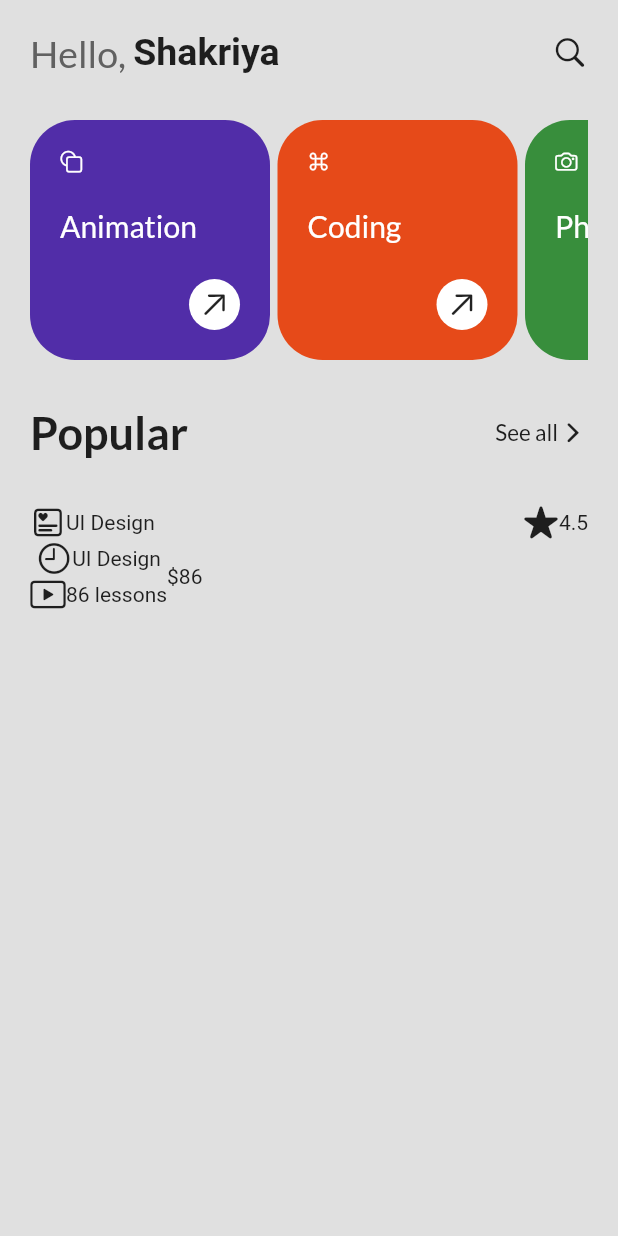
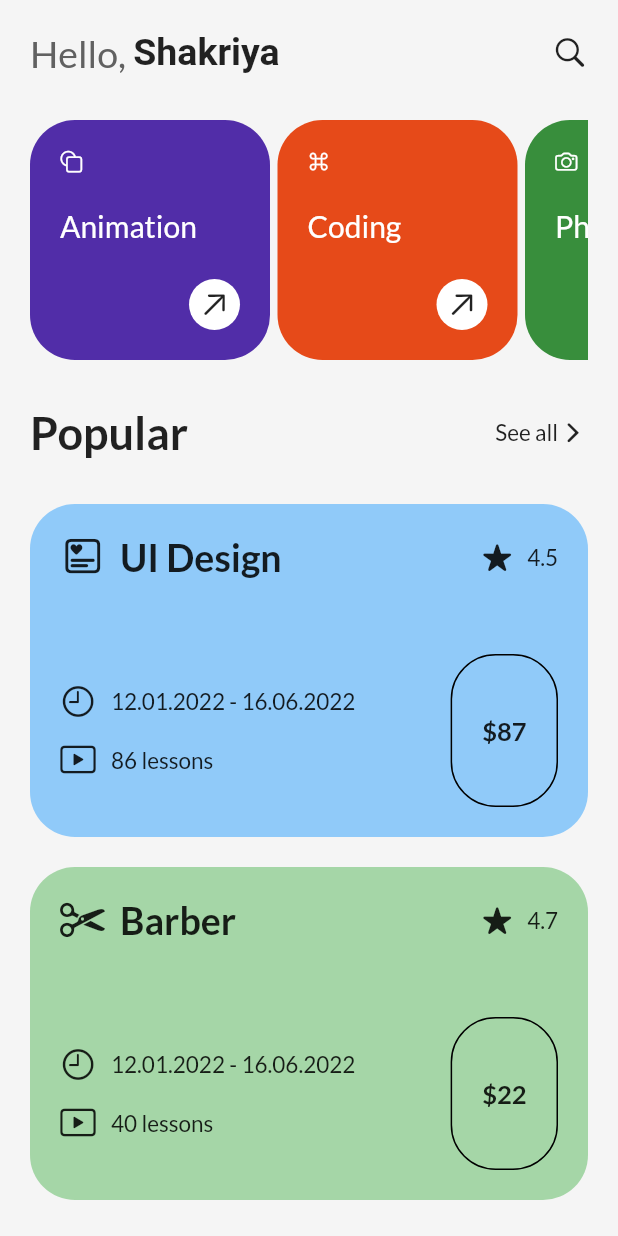
Before and after one commit to ShakriyaPanday/elearning, a Flutter app: the screen it shows after launch, on a phone screen of 412 x 824 dp. Run offline on Flutter 3.47's test engine with Material 2 defaults, Android fonts, the phone set to English and light mode, and no system bars; our stand-ins replace google_fonts; Roboto replaces fonts that are missing (Actor).

Commit message:
Homepage ui completed

```diff
--- a/lib/pages/homepage.dart
+++ b/lib/pages/homepage.dart
@@ -1,5 +1,6 @@
 import 'package:elearning/utils/categories.dart';
 import 'package:elearning/utils/course.dart';
+import 'package:elearning/utils/coursedesign.dart';
 import 'package:elearning/utils/popular.dart';
 import 'package:elearning/utils/profile.dart';
 import 'package:flutter/cupertino.dart';
@@ -13,7 +14,7 @@ class HomePage extends StatelessWidget {
   Widget build(BuildContext context) {
     return SafeArea(
       child: Scaffold(
-        backgroundColor: Colors.grey[300],
+        backgroundColor: Colors.grey[100],
         body: Padding(
           padding: const EdgeInsets.all(20.0),
           child: Column(
@@ -30,7 +31,7 @@ class HomePage extends StatelessWidget {
               SizedBox(
                 height: 30,
               ),
-              CourseView(),
+              CourseTile(),
             ],
           ),
         ),
--- a/lib/utils/course.dart
+++ b/lib/utils/course.dart
@@ -1,12 +1,32 @@
 import 'package:flutter/cupertino.dart';
 import 'package:flutter/material.dart';
+import 'package:google_fonts/google_fonts.dart';
 
 class CourseView extends StatelessWidget {
-  const CourseView({super.key});
+  final String courseName;
+  final double star;
+  final String time;
+  final int lesson;
+  final int price;
+  final Color backColor;
+  final IconData iconName;
+
+  const CourseView(
+      {super.key,
+      required this.courseName,
+      required this.star,
+      required this.time,
+      required this.lesson,
+      required this.price,
+      required this.backColor,
+      required this.iconName});
 
   @override
   Widget build(BuildContext context) {
     return Container(
+      padding: EdgeInsets.all(20),
+      decoration: BoxDecoration(
+          color: backColor, borderRadius: BorderRadius.circular(30)),
       child: Column(
         children: [
           Row(
@@ -14,32 +34,85 @@ class CourseView extends StatelessWidget {
             children: [
               Row(
                 children: [
-                  Icon(CupertinoIcons.square_favorites_alt),
-                  Text("UI Design")
+                  Icon(
+                    iconName,
+                    size: 30,
+                  ),
+                  SizedBox(
+                    width: 10,
+                  ),
+                  Text(
+                    courseName,
+                    style: GoogleFonts.lato(
+                        fontSize: 25, fontWeight: FontWeight.bold),
+                  )
                 ],
               ),
               Row(
-                children: [Icon(CupertinoIcons.star_fill), Text("4.5")],
+                children: [
+                  Icon(
+                    CupertinoIcons.star_fill,
+                    size: 20,
+                  ),
+                  SizedBox(
+                    width: 10,
+                  ),
+                  Text(
+                    star.toString(),
+                    style: GoogleFonts.lato(fontSize: 15),
+                  )
+                ],
               ),
             ],
           ),
+          SizedBox(
+            height: 50,
+          ),
           Row(
+            mainAxisAlignment: MainAxisAlignment.spaceBetween,
             children: [
               Column(
+                crossAxisAlignment: CrossAxisAlignment.start,
                 children: [
                   Row(
-                    children: [Icon(CupertinoIcons.clock), Text("UI Design")],
+                    children: [
+                      Icon(CupertinoIcons.clock),
+                      SizedBox(
+                        width: 10,
+                      ),
+                      Text(
+                        time,
+                        style: GoogleFonts.lato(fontSize: 15),
+                      )
+                    ],
+                  ),
+                  SizedBox(
+                    height: 15,
                   ),
                   Row(
                     children: [
                       Icon(CupertinoIcons.play_rectangle),
-                      Text("86 lessons")
+                      SizedBox(
+                        width: 10,
+                      ),
+                      Text(
+                        "${lesson} lessons",
+                        style: GoogleFonts.lato(fontSize: 15),
+                      )
                     ],
                   ),
                 ],
               ),
               Container(
-                child: Text("\$86"),
+                padding: EdgeInsets.symmetric(vertical: 40, horizontal: 20),
+                decoration: BoxDecoration(
+                    border: Border.all(),
+                    borderRadius: BorderRadius.circular(30)),
+                child: Text(
+                  "\$${price}",
+                  style: GoogleFonts.lato(
+                      fontSize: 17, fontWeight: FontWeight.bold),
+                ),
               )
             ],
           )
--- a/lib/utils/coursedesign.dart
+++ b/lib/utils/coursedesign.dart
@@ -0,0 +1,36 @@
+import 'package:elearning/utils/course.dart';
+import 'package:flutter/cupertino.dart';
+import 'package:flutter/material.dart';
+
+class CourseTile extends StatelessWidget {
+  const CourseTile({super.key});
+
+  @override
+  Widget build(BuildContext context) {
+    return Column(
+      children: [
+        CourseView(
+          courseName: "UI Design",
+          star: 4.5,
+          time: "12.01.2022 - 16.06.2022",
+          price: 87,
+          backColor: Colors.blue[200]!,
+          lesson: 86,
+          iconName: CupertinoIcons.square_favorites_alt,
+        ),
+        SizedBox(
+          height: 20,
+        ),
+        CourseView(
+          courseName: "Barber",
+          star: 4.7,
+          time: "12.01.2022 - 16.06.2022",
+          price: 22,
+          backColor: Colors.green[200]!,
+          lesson: 40,
+          iconName: CupertinoIcons.scissors,
+        ),
+      ],
+    );
+  }
+}
```
